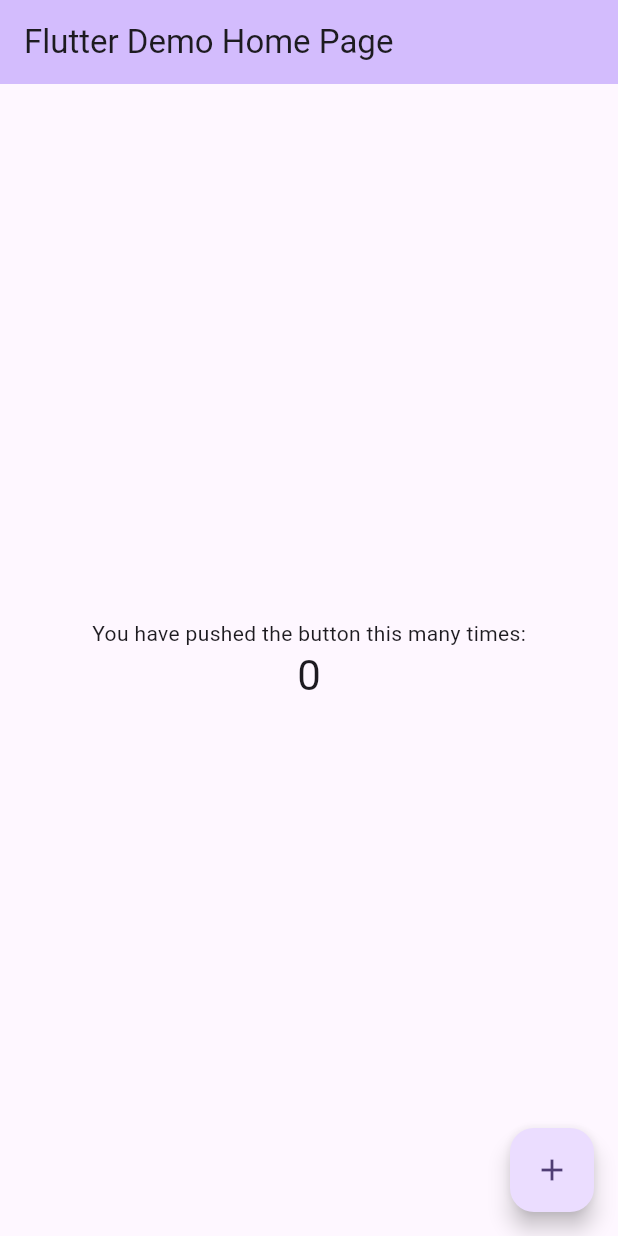
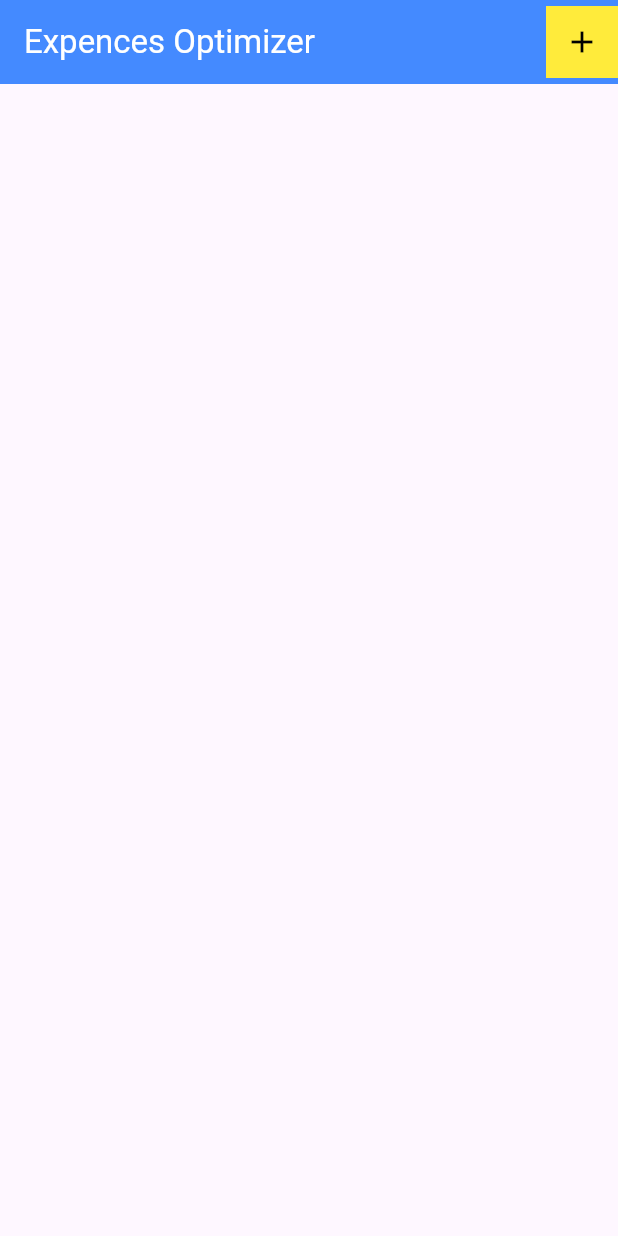
Before and after one commit to pragith98/expence-optimizer, a Flutter app: the screen it shows after launch, on a phone screen of 412 x 824 dp. Run offline on Flutter 3.47's test engine with Material 3 defaults, Android fonts, the light colour scheme and no system bars.

Commit message:
feat: Create app-bar

```diff
--- a/lib/main.dart
+++ b/lib/main.dart
@@ -1,3 +1,4 @@
+import 'package:expence_optimizer/pages/expences.dart';
 import 'package:flutter/material.dart';
 
 void main() {
@@ -7,119 +8,12 @@
 class MyApp extends StatelessWidget {
   const MyApp({super.key});
 
-  // This widget is the root of your application.
   @override
   Widget build(BuildContext context) {
-    return MaterialApp(
-      title: 'Flutter Demo',
-      theme: ThemeData(
-        // This is the theme of your application.
-        //
-        // TRY THIS: Try running your application with "flutter run". You'll see
-        // the application has a purple toolbar. Then, without quitting the app,
-        // try changing the seedColor in the colorScheme below to Colors.green
-        // and then invoke "hot reload" (save your changes or press the "hot
-        // reload" button in a Flutter-supported IDE, or press "r" if you used
-        // the command line to start the app).
-        //
-        // Notice that the counter didn't reset back to zero; the application
-        // state is not lost during the reload. To reset the state, use hot
-        // restart instead.
-        //
-        // This works for code too, not just values: Most code changes can be
-        // tested with just a hot reload.
-        colorScheme: ColorScheme.fromSeed(seedColor: Colors.deepPurple),
-        useMaterial3: true,
-      ),
-      home: const MyHomePage(title: 'Flutter Demo Home Page'),
+    return const MaterialApp(
+      debugShowCheckedModeBanner: false,
+      title: 'Expence Optimizer',
+      home: Expences(),
     );
   }
 }
-
-class MyHomePage extends StatefulWidget {
-  const MyHomePage({super.key, required this.title});
-
-  // This widget is the home page of your application. It is stateful, meaning
-  // that it has a State object (defined below) that contains fields that affect
-  // how it looks.
-
-  // This class is the configuration for the state. It holds the values (in this
-  // case the title) provided by the parent (in this case the App widget) and
-  // used by the build method of the State. Fields in a Widget subclass are
-  // always marked "final".
-
-  final String title;
-
-  @override
-  State<MyHomePage> createState() => _MyHomePageState();
-}
-
-class _MyHomePageState extends State<MyHomePage> {
-  int _counter = 0;
-
-  void _incrementCounter() {
-    setState(() {
-      // This call to setState tells the Flutter framework that something has
-      // changed in this State, which causes it to rerun the build method below
-      // so that the display can reflect the updated values. If we changed
-      // _counter without calling setState(), then the build method would not be
-      // called again, and so nothing would appear to happen.
-      _counter++;
-    });
-  }
-
-  @override
-  Widget build(BuildContext context) {
-    // This method is rerun every time setState is called, for instance as done
-    // by the _incrementCounter method above.
-    //
-    // The Flutter framework has been optimized to make rerunning build methods
-    // fast, so that you can just rebuild anything that needs updating rather
-    // than having to individually change instances of widgets.
-    return Scaffold(
-      appBar: AppBar(
-        // TRY THIS: Try changing the color here to a specific color (to
-        // Colors.amber, perhaps?) and trigger a hot reload to see the AppBar
-        // change color while the other colors stay the same.
-        backgroundColor: Theme.of(context).colorScheme.inversePrimary,
-        // Here we take the value from the MyHomePage object that was created by
-        // the App.build method, and use it to set our appbar title.
-        title: Text(widget.title),
-      ),
-      body: Center(
-        // Center is a layout widget. It takes a single child and positions it
-        // in the middle of the parent.
-        child: Column(
-          // Column is also a layout widget. It takes a list of children and
-          // arranges them vertically. By default, it sizes itself to fit its
-          // children horizontally, and tries to be as tall as its parent.
-          //
-          // Column has various properties to control how it sizes itself and
-          // how it positions its children. Here we use mainAxisAlignment to
-          // center the children vertically; the main axis here is the vertical
-          // axis because Columns are vertical (the cross axis would be
-          // horizontal).
-          //
-          // TRY THIS: Invoke "debug painting" (choose the "Toggle Debug Paint"
-          // action in the IDE, or press "p" in the console), to see the
-          // wireframe for each widget.
-          mainAxisAlignment: MainAxisAlignment.center,
-          children: <Widget>[
-            const Text(
-              'You have pushed the button this many times:',
-            ),
-            Text(
-              '$_counter',
-              style: Theme.of(context).textTheme.headlineMedium,
-            ),
-          ],
-        ),
-      ),
-      floatingActionButton: FloatingActionButton(
-        onPressed: _incrementCounter,
-        tooltip: 'Increment',
-        child: const Icon(Icons.add),
-      ), // This trailing comma makes auto-formatting nicer for build methods.
-    );
-  }
-}
--- /dev/null
+++ b/lib/pages/expences.dart
@@ -0,0 +1,35 @@
+import 'package:flutter/material.dart';
+
+class Expences extends StatefulWidget {
+  const Expences({super.key});
+
+  @override
+  State<Expences> createState() => _ExpencesState();
+}
+
+class _ExpencesState extends State<Expences> {
+  @override
+  Widget build(BuildContext context) {
+    return Scaffold(
+      appBar: AppBar(
+        title: const Text(
+          'Expences Optimizer',
+          style: TextStyle(color: Colors.white),
+        ),
+        backgroundColor: Colors.blueAccent,
+        actions: [
+          Container(
+            color: Colors.yellow,
+            child: IconButton(
+              onPressed: () => {},
+              icon: const Icon(
+                Icons.add,
+                color: Colors.black,
+              ),
+            ),
+          )
+        ],
+      ),
+    );
+  }
+}
```
